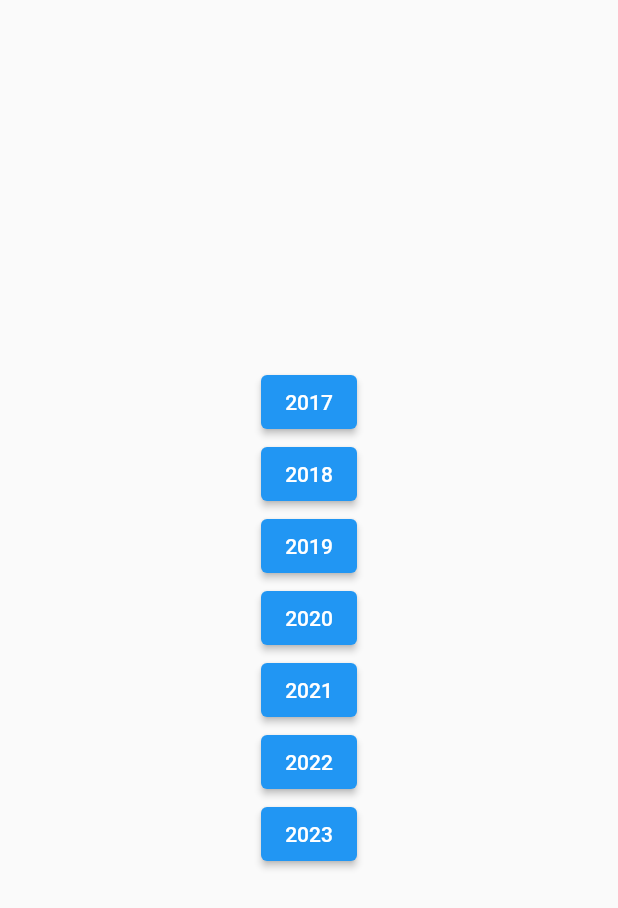
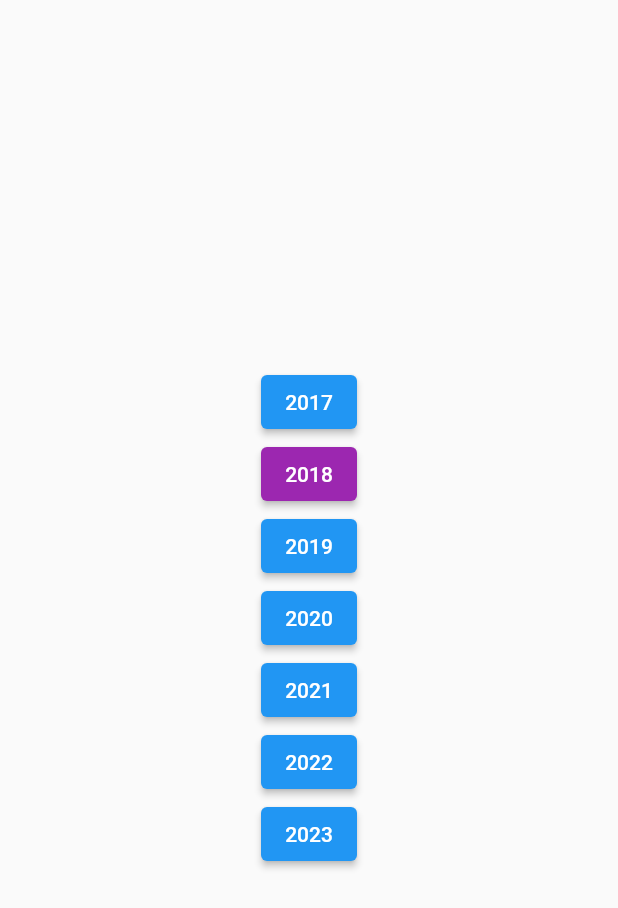
Before and after one commit to HaekyungS/Ioanna_Seo, a Flutter app: the CategoryScreen screen opened directly, on a phone screen of 412 x 824 dp. Shown: the top 908 px of the screen. Run offline on Flutter 3.47's test engine with Material 2 defaults, Android fonts, the phone set to English and light mode, and no system bars; our stand-ins replace confetti, google_fonts.

Commit message:
버튼 색상적용 테스트

```diff
--- a/my_flutter_app/lib/category.dart
+++ b/my_flutter_app/lib/category.dart
@@ -19,7 +19,13 @@ class CategoryScreen extends StatelessWidget {
                       builder: (context) => const PhotoCardScreen()));
             },
             child: const Text('2017')),
-        ElevatedButton(onPressed: () {}, child: const Text('2018')),
+        ElevatedButton(
+          style: const ButtonStyle(
+            backgroundColor: MaterialStatePropertyAll<Color>(Colors.purple),
+          ),
+          onPressed: () {},
+          child: const Text('2018'),
+        ),
         ElevatedButton(onPressed: () {}, child: const Text('2019')),
         ElevatedButton(onPressed: () {}, child: const Text('2020')),
         ElevatedButton(onPressed: () {}, child: const Text('2021')),
```
